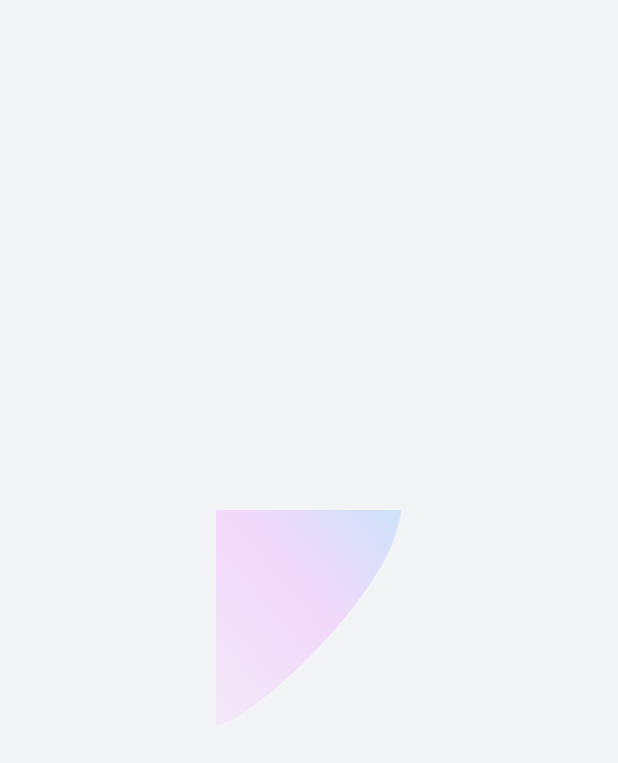
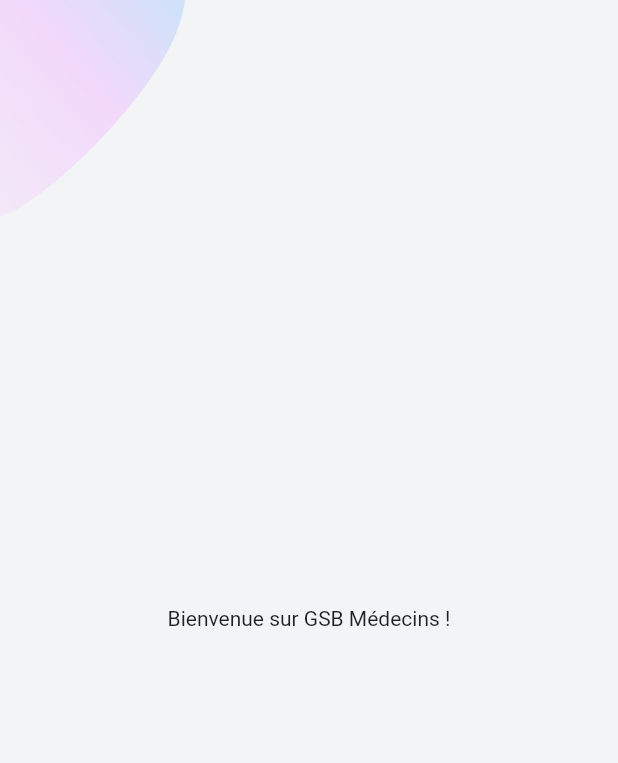
Before and after one commit to NosiGuapo/AP4-GSB-Medecins_App, a Flutter app: the screen it shows after launch, on a phone screen of 412 x 824 dp. Shown: the top 763 px of the screen. Run offline on Flutter 3.47's test engine with Material 2 defaults, Android fonts, the phone set to English and light mode, and no system bars.

Commit message:
Welcoming screen title

```diff
--- /dev/null
+++ b/lib/screens/Welcome/components/background.dart
@@ -0,0 +1,37 @@
+import 'package:flutter/material.dart';
+
+
+class Background extends StatelessWidget {
+  final Widget child;
+
+  const Background({
+    Key? key,
+    required this.child,
+  }) : super(key: key);
+
+  @override
+  Widget build(BuildContext context) {
+    // Set up full w/h of our screen
+    Size size = MediaQuery.of(context).size;
+    return Container(
+      height: size.height,
+      width: double.infinity,
+      child: Stack(
+        // Placing image in the middle of the screen
+        alignment: Alignment.center,
+        children: <Widget>[
+          Positioned(
+            // Placing the element on top-left of the screen
+            top: 0,
+            left: 0,
+            // Defining element (img) properties
+            child: Image.asset("assets/images/main_top.png",
+                // Reducing image size
+                width: size.width * 0.3),
+          ),
+          child,
+        ],
+      ),
+    );
+  }
+}
--- a/lib/screens/Welcome/components/body.dart
+++ b/lib/screens/Welcome/components/body.dart
@@ -1,3 +1,4 @@
+import 'package:ap4_gsbmedecins_appli/screens/Welcome/components/background.dart';
 import 'package:flutter/material.dart';
 
 class Body extends StatelessWidget {
@@ -5,22 +6,10 @@ class Body extends StatelessWidget {
 
   @override
   Widget build(BuildContext context) {
-    // Set up full w/h of our screen
-    Size size = MediaQuery.of(context).size;
-    return Container(
-      height: size.height,
-      width: double.infinity,
-      child: Stack(
-        // Placing image in the middle of the screen
-        alignment: Alignment.center,
-        children: <Widget>[
-          Positioned(
-            child: Image.asset(
-                "assets/images/main_top.png",
-                width: size.width * 0.3
-            ),
-          ),
-        ],
+    return Background(
+      child: Column(
+        mainAxisAlignment: MainAxisAlignment.center,
+        children: <Widget>[Text("Bienvenue sur GSB Médecins !")],
       ),
     );
   }
```
